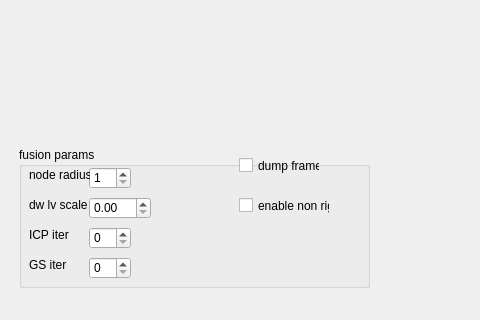
Old version of the form dynamicfusionui.ui in the repository dolphin-li/DynamicFusion; both pictures show x 711 to 1191 and y 549 to 869 of the 1278 by 869 pixel window.
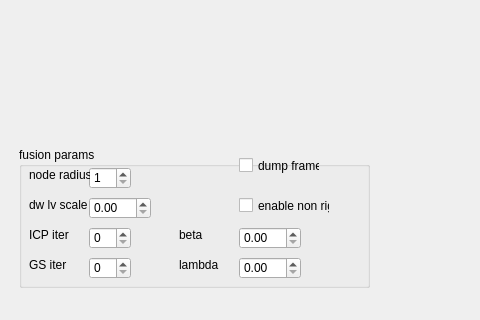
New version of the form. Custom widgets are drawn as their Qt base class.

```diff
--- a/dynamicfusionui.ui
+++ b/dynamicfusionui.ui
@@ -533,6 +533,55 @@
        <string>enable non rig</string>
       </property>
      </widget>
+     <widget class="QDoubleSpinBox" name="dbBeta">
+      <property name="geometry">
+       <rect>
+        <x>220</x>
+        <y>80</y>
+        <width>62</width>
+        <height>22</height>
+       </rect>
+      </property>
+     </widget>
+     <widget class="QLabel" name="label_7">
+      <property name="geometry">
+       <rect>
+        <x>160</x>
+        <y>80</y>
+        <width>61</width>
+        <height>16</height>
+       </rect>
+      </property>
+      <property name="text">
+       <string>beta</string>
+      </property>
+     </widget>
+     <widget class="QDoubleSpinBox" name="dbLambda">
+      <property name="geometry">
+       <rect>
+        <x>220</x>
+        <y>110</y>
+        <width>62</width>
+        <height>22</height>
+       </rect>
+      </property>
+      <property name="maximum">
+       <double>9999.000000000000000</double>
+      </property>
+     </widget>
+     <widget class="QLabel" name="label_8">
+      <property name="geometry">
+       <rect>
+        <x>160</x>
+        <y>110</y>
+        <width>61</width>
+        <height>16</height>
+       </rect>
+      </property>
+      <property name="text">
+       <string>lambda</string>
+      </property>
+     </widget>
     </widget>
    </widget>
   </widget>
```
